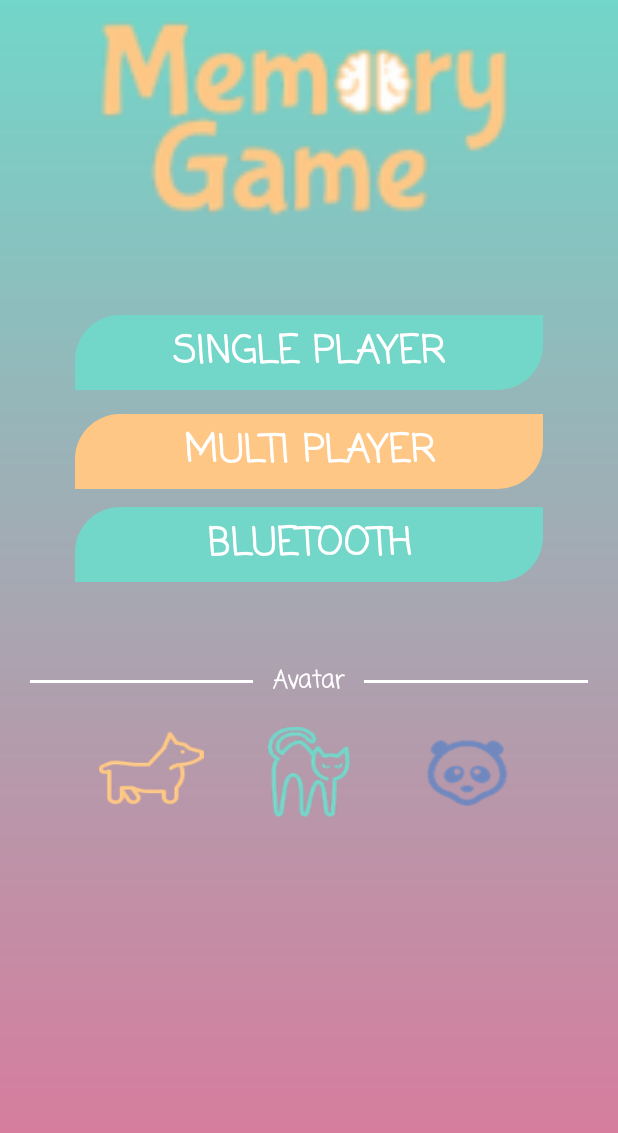
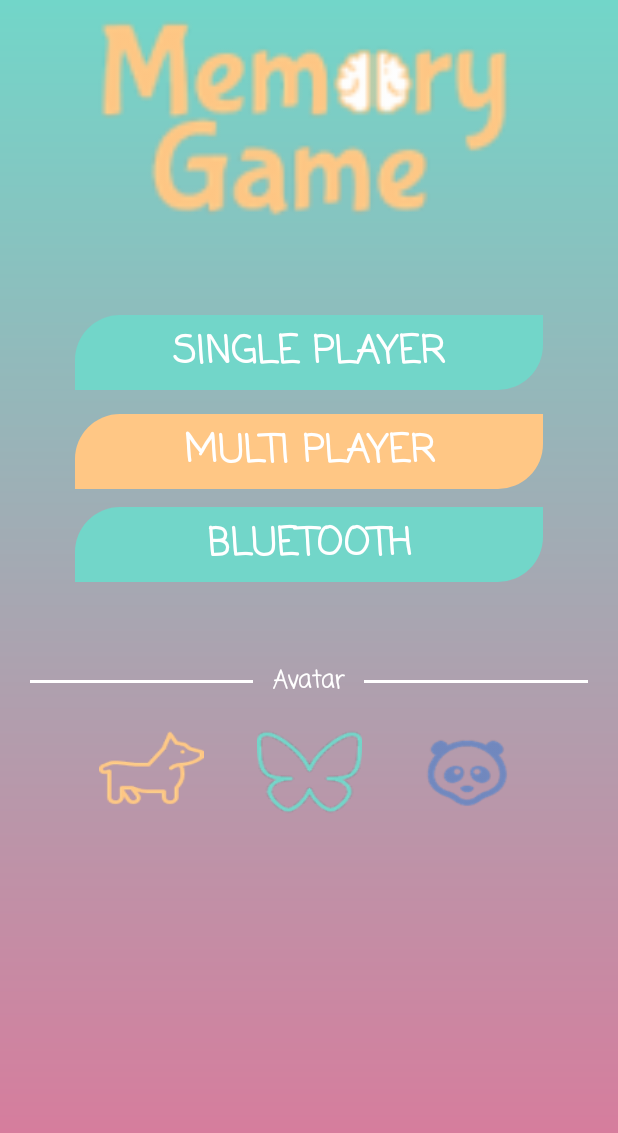
Before and after one commit to AurelaJasiqi/memory_game, an Android app: the screen it shows after launch (MainActivity), on a phone screen of 412 x 824 dp. Shown: the top 1133 px of the screen. Run offline under Robolectric (Android 15) with nearby library versions, the phone set to English and light mode, and no system bars; our stand-ins replace data binding; libraries missing offline, so code that uses them is left out: com.crowdfire.cfalertdialog; 3 statements that could not run were skipped.

Commit message:
cat to butterfly change

```diff
--- a/app/src/main/res/layout/start_game_fragment.xml
+++ b/app/src/main/res/layout/start_game_fragment.xml
@@ -158,7 +158,7 @@
 
             <Button
                 android:id="@+id/btn_cat"
-                android:background="@drawable/cat"
+                android:background="@drawable/butterfly"
                 android:layout_width="70dp"
                 android:layout_height="60dp"
                 android:layout_marginStart="35dp"
```
Also changed, not shown: app/src/main/res/drawable-hdpi/butterfly.png (added), app/src/main/res/drawable-mdpi/butterfly.png (added), app/src/main/res/drawable-xhdpi/butterfly.png (added), app/src/main/res/drawable-xxhdpi/butterfly.png (added), app/src/main/res/drawable-xxxhdpi/butterfly.png (added).
